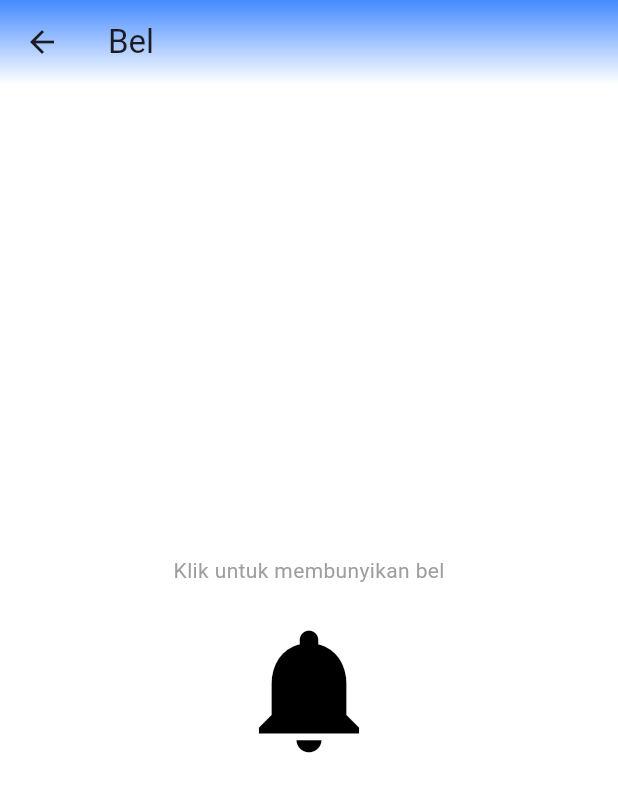
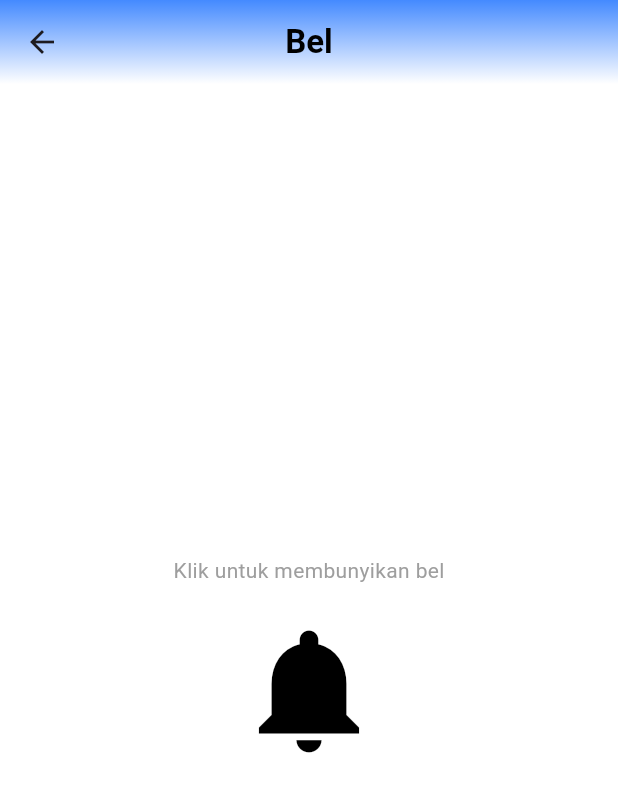
Before and after one commit to Andicleomj/soundnest, a Flutter app: the BellScreen screen opened directly, on a phone screen of 412 x 824 dp. Shown: the top 792 px of the screen. Run offline on Flutter 3.47's test engine with Material 3 defaults, Android fonts, the phone set to English and light mode, and no system bars; our stand-ins replace audioplayers, firebase_auth, firebase_core, firebase_database; accounts and stored records are empty.

Commit message:
new perbaikan

```diff
--- a/lib/screens/home/bel/bel_screen.dart
+++ b/lib/screens/home/bel/bel_screen.dart
@@ -27,7 +27,13 @@ class _BellScreenState extends State<BellScreen> {
     return Scaffold(
       backgroundColor: Colors.white,
       appBar: AppBar(
-        title: const Text("Bel"),
+        title: const Text(
+          "Bel",
+        style: TextStyle(fontWeight: FontWeight.bold,color: Colors.black),
+        ),
+        centerTitle: true,
+        backgroundColor: Colors.transparent,
+        elevation: 0,
         leading: IconButton(
           icon: const Icon(Icons.arrow_back),
           onPressed: () => Navigator.pop(context),
--- a/lib/screens/home/murottal/murottal_screen.dart
+++ b/lib/screens/home/murottal/murottal_screen.dart
@@ -8,7 +8,10 @@ class MurottalScreen extends StatelessWidget {
     return Scaffold(
       backgroundColor: Colors.white, // Background putih
       appBar: AppBar(
-        title: const Text('Kategori Murottal'),
+        title: const Text(
+          'Kategori Murottal',
+          style: TextStyle(fontWeight: FontWeight.bold,color: Colors.black),
+          ),
         centerTitle: true,
         backgroundColor: Colors.transparent,
         elevation: 0,
--- a/lib/screens/home/musik/musik_screen.dart
+++ b/lib/screens/home/musik/musik_screen.dart
@@ -38,7 +38,10 @@ class _MusicScreenState extends State<MusicScreen> {
       backgroundColor: Colors.white,
       appBar: AppBar(
         centerTitle: true,
-        title: const Text('Kategori Musik'),
+        title: const Text(
+          'Kategori Musik',
+        style: TextStyle(fontWeight: FontWeight.bold,color: Colors.black),
+        ),
         backgroundColor: Colors.transparent,
         elevation: 0,
         flexibleSpace: Container(
--- a/lib/screens/home/pemberitahuan/notification_screen.dart
+++ b/lib/screens/home/pemberitahuan/notification_screen.dart
@@ -23,7 +23,11 @@ class _NotificationScreenState extends State<NotificationScreen> {
     return Scaffold(
       backgroundColor: Colors.white,
       appBar: AppBar(
-        title: const Text("Pemberitahuan"),
+        title: const Text(
+          "Pemberitahuan",
+        style: TextStyle(fontWeight: FontWeight.bold,color: Colors.black),
+        ),
+
         centerTitle: true,
         backgroundColor: Colors.transparent,
         elevation: 0,
--- a/lib/screens/home/volume/volume_screen.dart
+++ b/lib/screens/home/volume/volume_screen.dart
@@ -34,7 +34,10 @@ class _VolumeScreenState extends State<VolumeScreen> {
     return Scaffold(
       backgroundColor: Colors.white,
       appBar: AppBar(
-        title: const Text("Volume"),
+        title: const Text(
+          "Volume",
+        style: TextStyle(fontWeight: FontWeight.bold,color: Colors.black),
+        ),
         centerTitle: true,
         backgroundColor: Colors.transparent,
         elevation: 0,
--- a/lib/screens/scheduule/daftar_jadwal.dart
+++ b/lib/screens/scheduule/daftar_jadwal.dart
@@ -20,7 +20,10 @@ class _DaftarJadwalState extends State<DaftarJadwal> {
     return Scaffold(
       backgroundColor: Colors.white,
       appBar: AppBar(
-        title: const Text("Daftar Jadwal"),
+        title: const Text(
+          "Daftar Jadwal",
+        style: TextStyle(fontWeight: FontWeight.bold,color: Colors.black),
+        ),
         centerTitle: true,
         leading: IconButton(
           icon: const Icon(Icons.arrow_back),
```
